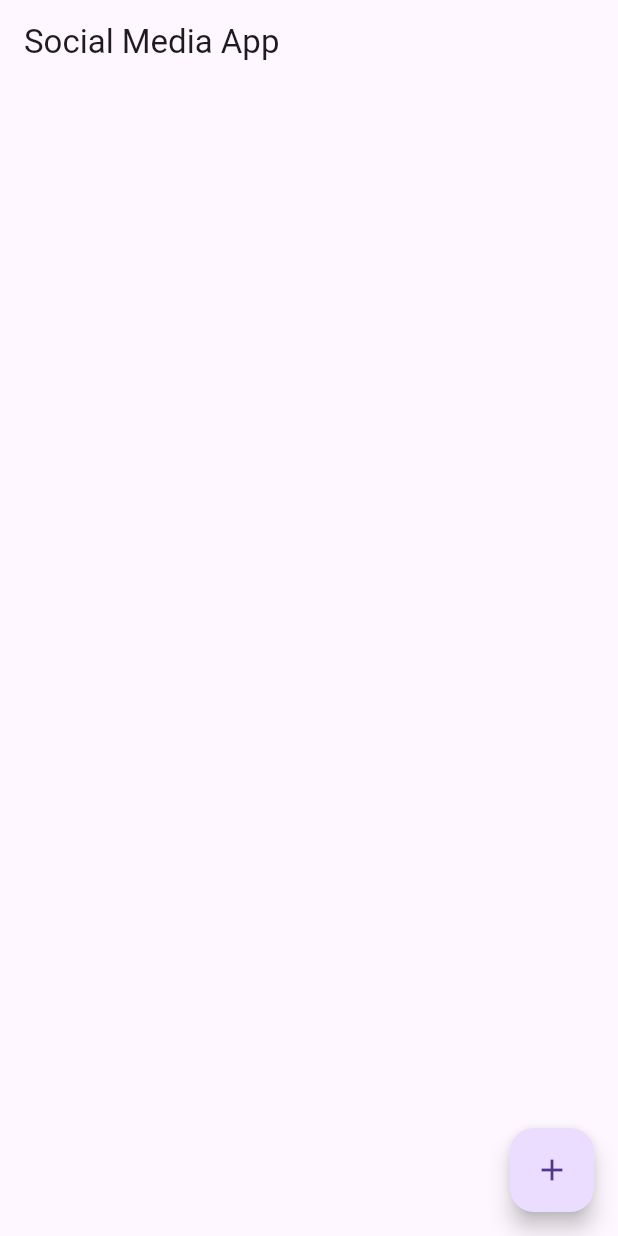
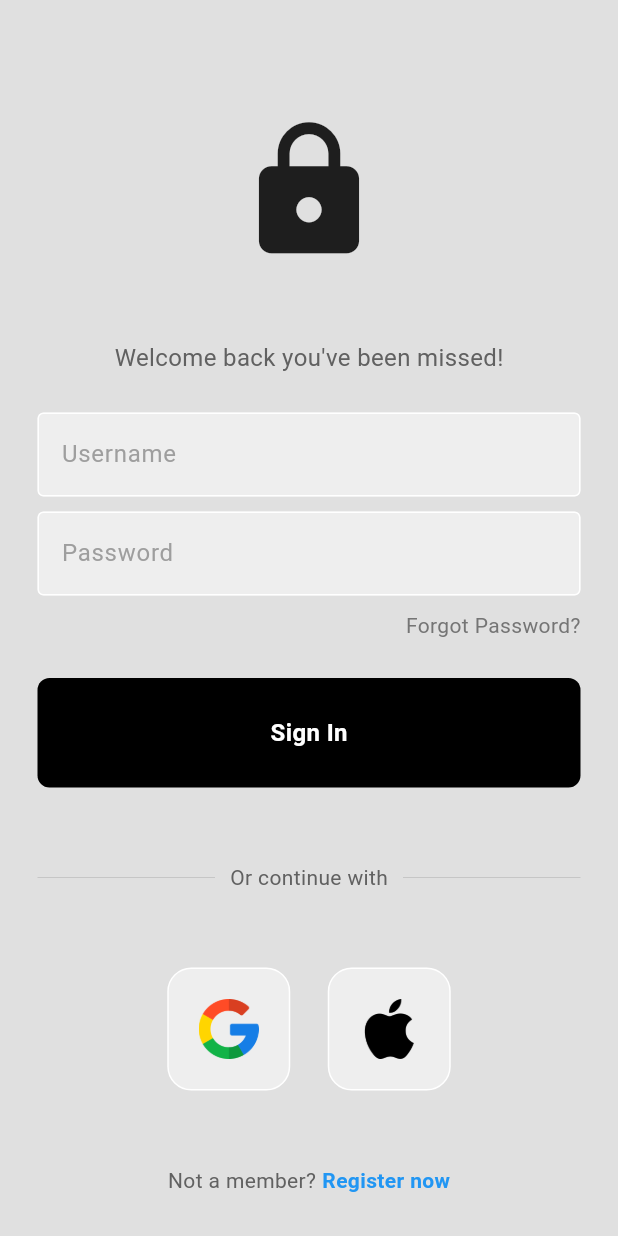
Before and after one commit to DianaMircea1/OK, a Flutter app: the screen it shows after launch, on a phone screen of 412 x 824 dp. Run offline on Flutter 3.47's test engine with Material 3 defaults, Android fonts, the phone set to English and light mode, and no system bars.

Commit message:
login page

```diff
--- /dev/null
+++ b/flutter_application_1/lib/components/my_button.dart
@@ -0,0 +1,32 @@
+import 'package:flutter/material.dart';
+
+class MyButton extends StatelessWidget {
+  final Function()? onTap;
+
+  const MyButton({super.key, required this.onTap});
+
+  @override
+  Widget build(BuildContext context) {
+    return GestureDetector(
+      onTap: onTap,
+      child: Container(
+        padding: const EdgeInsets.all(25),
+        margin: const EdgeInsets.symmetric(horizontal: 25),
+        decoration: BoxDecoration(
+          color: Colors.black,
+          borderRadius: BorderRadius.circular(8),
+        ),
+        child: const Center(
+          child: Text(
+            "Sign In",
+            style: TextStyle(
+              color: Colors.white,
+              fontWeight: FontWeight.bold,
+              fontSize: 16,
+            ),
+          ),
+        ),
+      ),
+    );
+  }
+}
--- /dev/null
+++ b/flutter_application_1/lib/components/my_textfield.dart
@@ -0,0 +1,36 @@
+import 'package:flutter/material.dart';
+
+class MyTextField extends StatelessWidget {
+  final controller;
+  final String hintText;
+  final bool obscureText;
+
+  const MyTextField({
+    super.key,
+    required this.controller,
+    required this.hintText,
+    required this.obscureText,
+  });
+
+  @override
+  Widget build(BuildContext context) {
+    return Padding(
+      padding: const EdgeInsets.symmetric(horizontal: 25.0),
+      child: TextField(
+        controller: controller,
+        obscureText: obscureText,
+        decoration: InputDecoration(
+            enabledBorder: const OutlineInputBorder(
+              borderSide: BorderSide(color: Colors.white),
+            ),
+            focusedBorder: OutlineInputBorder(
+              borderSide: BorderSide(color: Colors.grey.shade400),
+            ),
+            fillColor: Colors.grey.shade200,
+            filled: true,
+            hintText: hintText,
+            hintStyle: TextStyle(color: Colors.grey[500])),
+      ),
+    );
+  }
+}
--- /dev/null
+++ b/flutter_application_1/lib/components/square_tile.dart
@@ -0,0 +1,26 @@
+
+import 'package:flutter/material.dart';
+
+class SquareTile extends StatelessWidget {
+  final String imagePath;
+  const SquareTile({
+    super.key,
+    required this.imagePath,
+  });
+
+  @override
+  Widget build(BuildContext context) {
+    return Container(
+      padding: const EdgeInsets.all(20),
+      decoration: BoxDecoration(
+        border: Border.all(color: Colors.white),
+        borderRadius: BorderRadius.circular(16),
+        color: Colors.grey[200],
+      ),
+      child: Image.asset(
+        imagePath,
+        height: 40,
+      ),
+    );
+  }
+}
--- a/flutter_application_1/lib/main.dart
+++ b/flutter_application_1/lib/main.dart
@@ -1,4 +1,5 @@
 import 'package:flutter/material.dart';
+import 'pages/login_page.dart';
 
 void main() {
   runApp(const MyApp());
@@ -10,87 +11,8 @@ class MyApp extends StatelessWidget {
   @override
   Widget build(BuildContext context) {
     return MaterialApp(
-      title: 'Social Media App',
-      theme: ThemeData(
-        primarySwatch: Colors.blue,
-        visualDensity: VisualDensity.adaptivePlatformDensity,
-      ),
-      home: const MyHomePage(),
+      debugShowCheckedModeBanner: false,
+      home: LoginPage(),
     );
   }
 }
-
-class MyHomePage extends StatefulWidget {
-  const MyHomePage({super.key});
-
-  @override
-  _MyHomePageState createState() => _MyHomePageState();
-}
-
-class _MyHomePageState extends State<MyHomePage> {
-  List<String> posts = [];
-
-  @override
-  Widget build(BuildContext context) {
-    return Scaffold(
-      appBar: AppBar(
-        title: const Text('Social Media App'),
-      ),
-      body: Column(
-        children: <Widget>[
-          Expanded(
-            child: ListView.builder(
-              itemCount: posts.length,
-              itemBuilder: (context, index) {
-                return ListTile(
-                  title: Text(posts[index]),
-                );
-              },
-            ),
-          ),
-        ],
-      ),
-      floatingActionButton: FloatingActionButton(
-        onPressed: () {
-          _addPost(context);
-        },
-        tooltip: 'Add Post',
-        child: const Icon(Icons.add),
-      ),
-    );
-  }
-
-  void _addPost(BuildContext context) async {
-    final TextEditingController controller = TextEditingController();
-
-    await showDialog(
-      context: context,
-      builder: (BuildContext context) {
-        return AlertDialog(
-          title: const Text('Add Post'),
-          content: TextField(
-            controller: controller,
-            decoration: const InputDecoration(hintText: 'Enter your post here'),
-          ),
-          actions: <Widget>[
-            TextButton(
-              child: const Text('Cancel'),
-              onPressed: () {
-                Navigator.of(context).pop();
-              },
-            ),
-            TextButton(
-              child: const Text('Post'),
-              onPressed: () {
-                setState(() {
-                  posts.add(controller.text);
-                });
-                Navigator.of(context).pop();
-              },
-            ),
-          ],
-        );
-      },
-    );
-  }
-}
--- /dev/null
+++ b/flutter_application_1/lib/pages/login_page.dart
@@ -0,0 +1,157 @@
+import 'package:flutter/material.dart';
+import 'package:flutter_application_1/components/my_button.dart';
+import 'package:flutter_application_1/components/my_textfield.dart';
+import 'package:flutter_application_1/components/square_tile.dart';
+
+class LoginPage extends StatelessWidget {
+  LoginPage({super.key});
+
+  // text editing controllers
+  final usernameController = TextEditingController();
+  final passwordController = TextEditingController();
+
+  // sign user in method
+  void signUserIn() {}
+
+  @override
+  Widget build(BuildContext context) {
+    return Scaffold(
+      backgroundColor: Colors.grey[300],
+      body: SafeArea(
+        child: Center(
+          child: Column(
+            mainAxisAlignment: MainAxisAlignment.center,
+            children: [
+              const SizedBox(height: 50),
+
+              // logo
+              const Icon(
+                Icons.lock,
+                size: 100,
+              ),
+
+              const SizedBox(height: 50),
+
+              // welcome back, you've been missed!
+              Text(
+                'Welcome back you\'ve been missed!',
+                style: TextStyle(
+                  color: Colors.grey[700],
+                  fontSize: 16,
+                ),
+              ),
+
+              const SizedBox(height: 25),
+
+              // username textfield
+              MyTextField(
+                controller: usernameController,
+                hintText: 'Username',
+                obscureText: false,
+              ),
+
+              const SizedBox(height: 10),
+
+              // password textfield
+              MyTextField(
+                controller: passwordController,
+                hintText: 'Password',
+                obscureText: true,
+              ),
+
+              const SizedBox(height: 10),
+
+              // forgot password?
+              Padding(
+                padding: const EdgeInsets.symmetric(horizontal: 25.0),
+                child: Row(
+                  mainAxisAlignment: MainAxisAlignment.end,
+                  children: [
+                    Text(
+                      'Forgot Password?',
+                      style: TextStyle(color: Colors.grey[600]),
+                    ),
+                  ],
+                ),
+              ),
+
+              const SizedBox(height: 25),
+
+              // sign in button
+              MyButton(
+                onTap: signUserIn,
+              ),
+
+              const SizedBox(height: 50),
+
+              // or continue with
+              Padding(
+                padding: const EdgeInsets.symmetric(horizontal: 25.0),
+                child: Row(
+                  children: [
+                    Expanded(
+                      child: Divider(
+                        thickness: 0.5,
+                        color: Colors.grey[400],
+                      ),
+                    ),
+                    Padding(
+                      padding: const EdgeInsets.symmetric(horizontal: 10.0),
+                      child: Text(
+                        'Or continue with',
+                        style: TextStyle(color: Colors.grey[700]),
+                      ),
+                    ),
+                    Expanded(
+                      child: Divider(
+                        thickness: 0.5,
+                        color: Colors.grey[400],
+                      ),
+                    ),
+                  ],
+                ),
+              ),
+
+              const SizedBox(height: 50),
+
+              // google + apple sign in buttons
+              const Row(
+                mainAxisAlignment: MainAxisAlignment.center,
+                children: [
+                  // google button
+                  SquareTile(imagePath: 'lib/images/google.png'),
+
+                  SizedBox(width: 25),
+
+                  // apple button
+                  SquareTile(imagePath: 'lib/images/apple.png')
+                ],
+              ),
+
+              const SizedBox(height: 50),
+
+              // not a member? register now
+              Row(
+                mainAxisAlignment: MainAxisAlignment.center,
+                children: [
+                  Text(
+                    'Not a member?',
+                    style: TextStyle(color: Colors.grey[700]),
+                  ),
+                  const SizedBox(width: 4),
+                  const Text(
+                    'Register now',
+                    style: TextStyle(
+                      color: Colors.blue,
+                      fontWeight: FontWeight.bold,
+                    ),
+                  ),
+                ],
+              )
+            ],
+          ),
+        ),
+      ),
+    );
+  }
+}
```
Also changed, not shown: flutter_application_1/pubspec.yaml (+2 -9 lines), flutter_application_1/lib/images/apple.png (added), flutter_application_1/lib/images/google.png (added).
